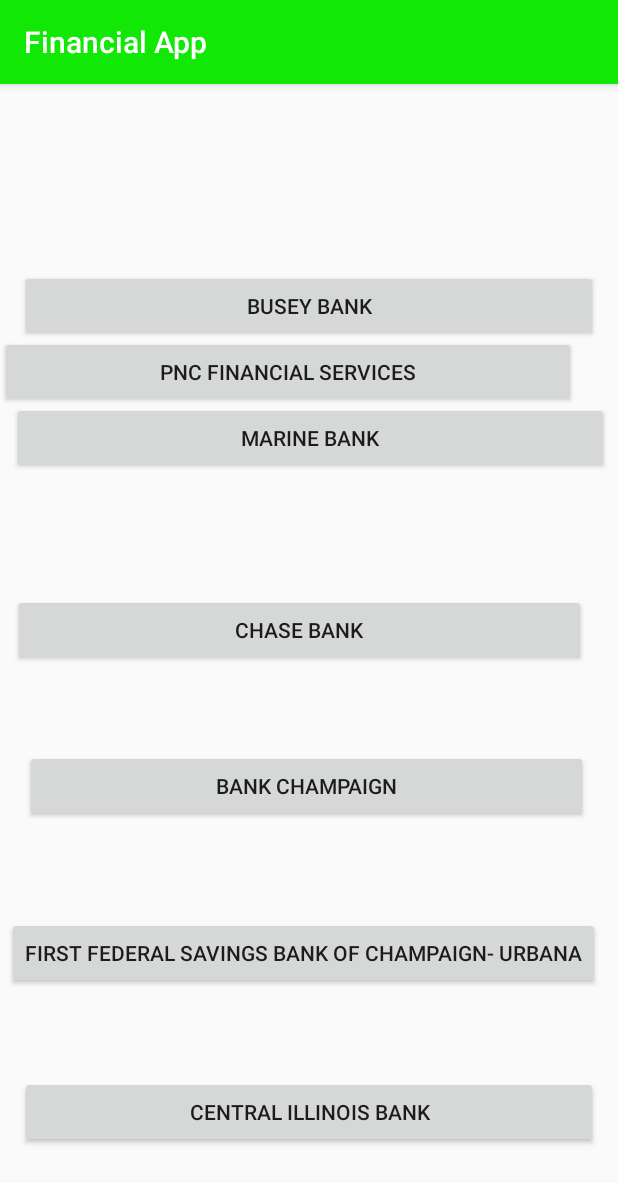
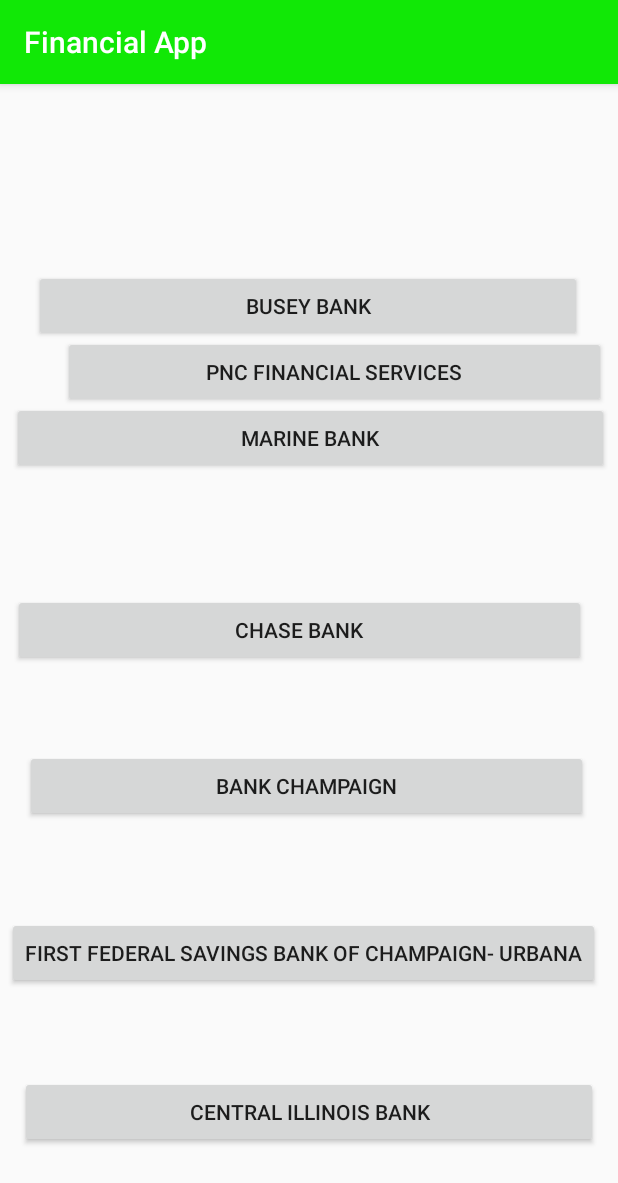
Before and after one commit to aarushi137/FinancialApp, an Android app: the Main2Activity screen opened directly, with no data from a screen before it, on a phone screen of 412 x 824 dp. Shown: the top 1183 px of the screen. Run offline under Robolectric (Android 15) with nearby library versions, the phone set to English and light mode, and no system bars.

Commit message:
fixed(?) buttons

```diff
--- a/app/src/main/res/layout/bank_buttons.xml
+++ b/app/src/main/res/layout/bank_buttons.xml
@@ -8,7 +8,7 @@
 
     <Button
         android:id="@+id/button_pnc"
-        android:layout_width="384dp"
+        android:layout_width="362dp"
         android:layout_height="wrap_content"
         android:layout_marginEnd="8dp"
         android:layout_marginRight="8dp"
@@ -16,7 +16,7 @@
         android:text="@string/pnc_financial_services"
         app:layout_constraintBottom_toBottomOf="parent"
         app:layout_constraintEnd_toEndOf="parent"
-        app:layout_constraintHorizontal_bias="0.0"
+        app:layout_constraintHorizontal_bias="1.0"
         app:layout_constraintStart_toStartOf="parent"
         app:layout_constraintTop_toTopOf="parent"
         app:layout_constraintVertical_bias="0.592" />
@@ -110,7 +110,7 @@
 
     <Button
         android:id="@+id/button_busey"
-        android:layout_width="385dp"
+        android:layout_width="365dp"
         android:layout_height="wrap_content"
         android:layout_marginStart="8dp"
         android:layout_marginLeft="8dp"
```
